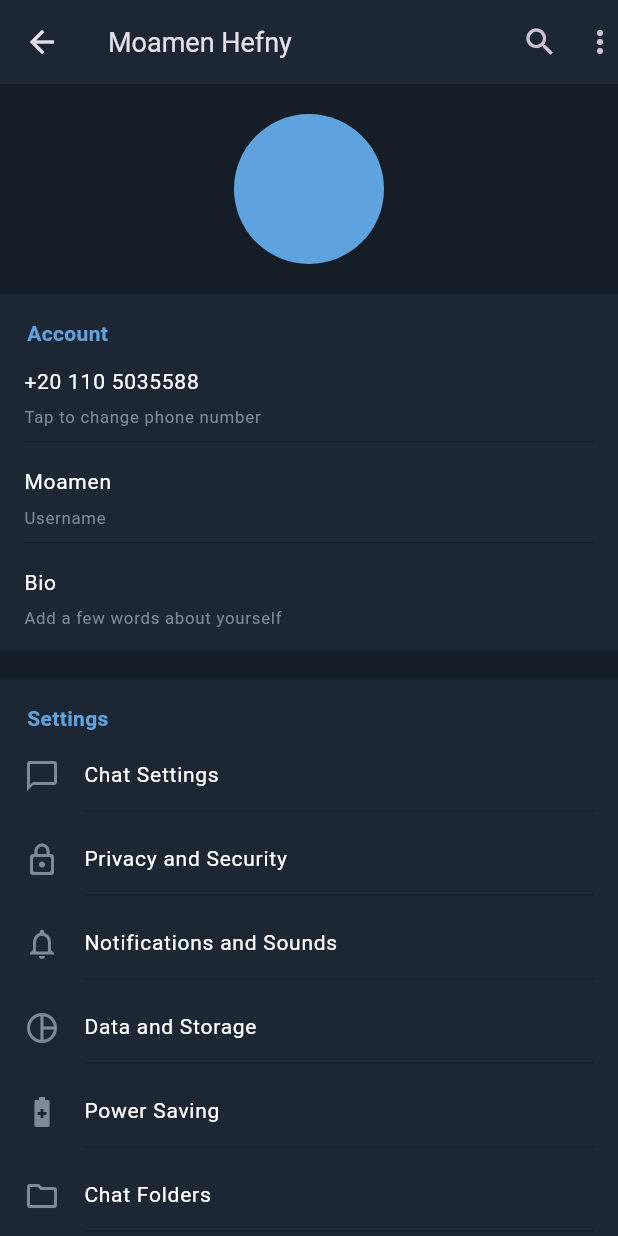
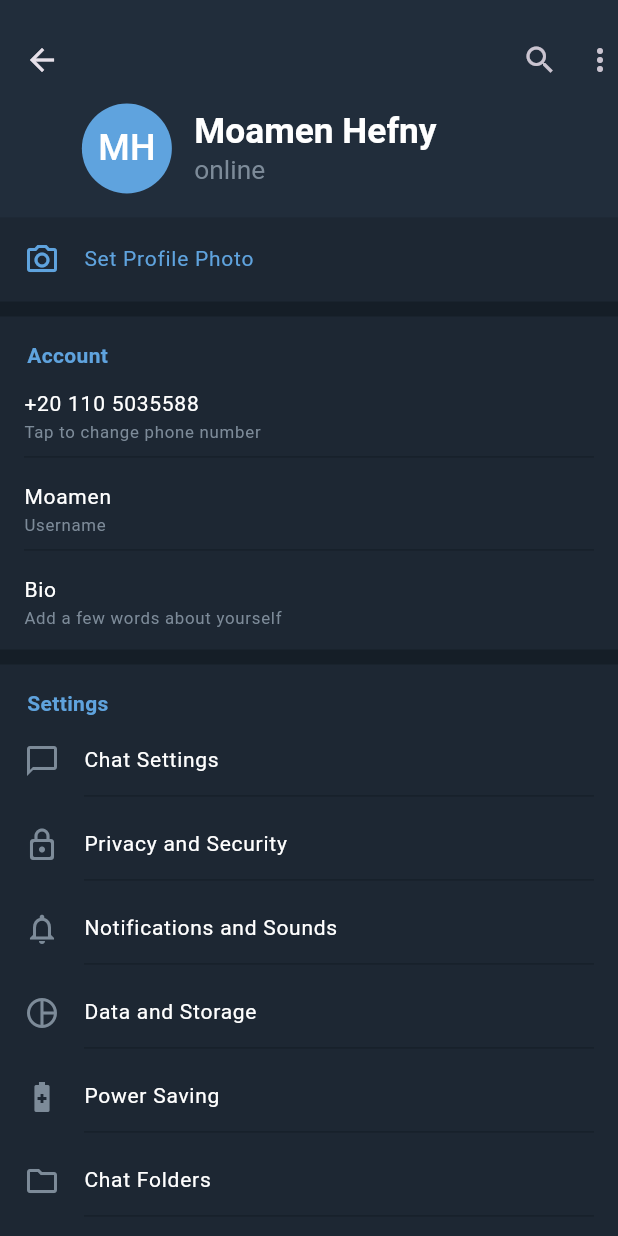
Before and after one commit to TelwareSW/telware_cross_platform, a Flutter app: the screen it shows after launch, on a phone screen of 412 x 824 dp. Run offline on Flutter 3.47's test engine with Material 3 defaults, Android fonts, the phone set to English and light mode, and no system bars; our stand-ins replace flutter_riverpod.

Commit message:
feat(user): add profile header with animation

```diff
--- a/lib/core/theme/dimensions.dart
+++ b/lib/core/theme/dimensions.dart
@@ -8,4 +8,5 @@ class Dimensions {
   static const double fontSizeSmall = 14;
   static const double fontSizeP = 16;
   static const double fontSizeTitle = 18;
+  static const double sectionGaps = 10;
 }
--- a/lib/core/theme/palette.dart
+++ b/lib/core/theme/palette.dart
@@ -4,6 +4,7 @@ class Palette {
   static const Color background = Color.fromRGBO(21, 30, 39, 1);
   static const Color primary = Color.fromRGBO(95, 163, 222, 1);
   static const Color secondary = Color.fromRGBO(29, 39, 51, 1);
+  static const Color trinary = Color.fromRGBO(33, 45, 59, 1.0);
   static const Color accent = Color.fromRGBO(110, 178, 239, 1);
   static const Color primaryText = Color.fromRGBO(255, 255, 255, 1);
   static const Color accentText = Color.fromRGBO(125, 139, 153, 1);
--- a/lib/features/auth/view/screens/privacy_and_security_screen.dart
+++ b/lib/features/auth/view/screens/privacy_and_security_screen.dart
@@ -1,5 +1,5 @@
 import 'package:flutter/material.dart';
-import 'package:telware_cross_platform/features/auth/view/widget/profile_section.dart';
+import 'package:telware_cross_platform/core/theme/dimensions.dart';
 import 'package:telware_cross_platform/features/auth/view/widget/settings_section.dart';
 import 'package:telware_cross_platform/features/auth/view/widget/toolbar_widget.dart';
 
@@ -72,7 +72,7 @@ class _PrivacySettingsScreen extends State<PrivacySettingsScreen> {
                     return  Column(
                       children: [
                         SettingsSection(title: title, settingsOptions: options, trailing: trailing,),
-                        const SizedBox(height: 20),
+                        const SizedBox(height: Dimensions.sectionGaps),
                       ],
                     );
                   }
--- a/lib/features/auth/view/screens/profile_info_screen.dart
+++ b/lib/features/auth/view/screens/profile_info_screen.dart
@@ -1,5 +1,5 @@
 import 'package:flutter/material.dart';
-import 'package:telware_cross_platform/core/theme/palette.dart';
+import 'package:telware_cross_platform/core/theme/dimensions.dart';
 import 'package:telware_cross_platform/features/auth/view/widget/settings_input_widget.dart';
 import 'package:telware_cross_platform/features/auth/view/widget/settings_section.dart';
 import 'package:telware_cross_platform/features/auth/view/widget/toolbar_widget.dart';
@@ -46,16 +46,16 @@ class _ProfileInfoScreen extends State<ProfileInfoScreen> {
           child: Column(
             children: [
               SettingsSection(title: "Your Name",
-                settingsOptions: [],
+                settingsOptions: const [],
                 actions: [
                   SettingsInputWidget(controller:_firstNameController),
                   SettingsInputWidget(controller:_secondNameController),
                 ],),
-              const SizedBox(height: 20),
+              const SizedBox(height: Dimensions.sectionGaps),
               const SettingsSection(title: "Your channel",
                 settingsOptions: [{"text": "Personal channel", "trailing": "Add"}],
               ),
-              const SizedBox(height: 20),
+              const SizedBox(height: Dimensions.sectionGaps),
               SettingsSection(title: "Your bio",
                 settingsOptions: const [],
                 actions: [
@@ -64,7 +64,7 @@ class _ProfileInfoScreen extends State<ProfileInfoScreen> {
                 ],
                 trailing: "You can add a few lines about yourself. Choose who can "
                     "see your bio in Settings",),
-              const SizedBox(height: 20),
+              const SizedBox(height: Dimensions.sectionGaps),
               const SettingsSection(title: "Your birthday",
                 settingsOptions: [{"text": "Date of birth", "trailing": "Add"}],
                 trailing: "Only your contacts can see your birthday. Change>",),
--- a/lib/features/auth/view/screens/settings_screen.dart
+++ b/lib/features/auth/view/screens/settings_screen.dart
@@ -1,5 +1,7 @@
 import 'package:flutter/material.dart';
-import 'package:telware_cross_platform/features/auth/view/widget/profile_section.dart';
+import 'package:telware_cross_platform/core/theme/dimensions.dart';
+import 'package:telware_cross_platform/core/theme/palette.dart';
+import 'package:telware_cross_platform/features/auth/view/widget/settings_option_widget.dart';
 import 'package:telware_cross_platform/features/auth/view/widget/settings_section.dart';
 
 class SettingsScreen extends StatefulWidget {
@@ -13,6 +15,7 @@ class SettingsScreen extends StatefulWidget {
 
 class _SettingsScreen extends State<SettingsScreen> {
   static const String fullName = "Moamen Hefny";
+
   static var user = {
     "phoneNumber": "+20 110 5035588",
     "username": "Moamen",
@@ -50,38 +53,154 @@ class _SettingsScreen extends State<SettingsScreen> {
   @override
   Widget build(BuildContext context) {
     return Scaffold(
-      appBar: AppBar(
+      body: CustomScrollView(
+        slivers: [
+          SliverAppBar(
+            expandedHeight: 145.0,
+            toolbarHeight: 80,
+            floating: false,
+            pinned: true,
             leading: const Icon(Icons.arrow_back),
-        title: const Text(fullName),
             actions: const [
               Icon(Icons.search),
               SizedBox(width: 16),
               Icon(Icons.more_vert),
             ],
+            flexibleSpace: LayoutBuilder(
+              builder: (context, constraints) {
+                double factor = _calculateFactor(constraints);
+                return FlexibleSpaceBar(
+                  title: _ProfileHeader(fullName: fullName, factor: factor),
+                  centerTitle: true,
+                  background: Container(
+                    alignment: Alignment.topLeft,
+                    color: Palette.trinary,
+                    padding: EdgeInsets.zero,
                   ),
-      body: SingleChildScrollView(
+                );
+              },
+            ),
+          ),
+          const SliverToBoxAdapter(
             child: Column(
               children: [
-            const SizedBox(height: 20),
-            const ProfileSection(),
-            ...List.generate(
-              profileSections.length,
-                (index) {
+                SettingsSection(
+                  settingsOptions: [],
+                  actions: [SettingsOptionWidget(
+                    icon: Icons.camera_alt_outlined,
+                    iconColor: Palette.primary,
+                    text: "Set Profile Photo",
+                    color: Palette.primary,
+                    showDivider: false,
+                  )
+                  ],
+                ),
+              ],
+            )
+          ),
+          SliverList(
+            delegate: SliverChildBuilderDelegate(
+                  (context, index) {
                 final section = profileSections[index];
                 final title = section["title"] ?? "";
                 final options = section["options"];
                 final trailing = section["trailing"] ?? "";
-                  return  Column(
+                return Column(
                   children: [
-                        const SizedBox(height: 20),
-                        SettingsSection(title: title, settingsOptions: options, trailing: trailing,)
+                    const SizedBox(height: Dimensions.sectionGaps),
+                    SettingsSection(
+                      title: title,
+                      settingsOptions: options,
+                      trailing: trailing,
+                    ),
                   ],
                 );
+              },
+              childCount: profileSections.length,
+            ),
+          ),
+          const SliverToBoxAdapter(
+            child: SizedBox(height: Dimensions.sectionGaps),
+          ),
+        ],
+      ),
+    );
   }
+
+  double _calculateFactor(BoxConstraints constraints) {
+    double maxExtent = 130.0;
+    double scrollOffset = constraints.maxHeight - kToolbarHeight;
+    double factor = scrollOffset > 0 ? (maxExtent - scrollOffset) / maxExtent * 90.0 : 60.0;
+    return factor.clamp(0, 90.0);
+  }
+}
+
+class _ProfileHeader extends StatelessWidget {
+  final String fullName;
+  final String? imagePath;
+  final double factor;
+
+  const _ProfileHeader({required this.fullName, this.imagePath, this.factor = 0});
+
+  String _getInitials(String name) {
+    List<String> nameParts = name.split(' ');
+    String initials = "";
+    if (nameParts.isNotEmpty) {
+      initials = nameParts[0][0];
+      if (nameParts.length > 1) {
+        initials += nameParts[1][0];
+      }
+    }
+    return initials.toUpperCase();
+  }
+
+  @override
+  Widget build(BuildContext context) {
+    return Padding(
+      padding: EdgeInsets.fromLTRB(factor, 0, 0, 0),
+        child: Row(
+      crossAxisAlignment: CrossAxisAlignment.center,
+      children: [
+        const SizedBox(width: 8),
+        CircleAvatar(
+          radius: 20,
+          backgroundImage: imagePath != null
+              ? AssetImage(imagePath!)
+              : null,
+          backgroundColor: imagePath == null ? Palette.primary : null,
+          child: imagePath == null
+              ? Text(
+            _getInitials(fullName),
+            style: const TextStyle(
+              fontWeight: FontWeight.w500,
+              color: Palette.primaryText,
             ),
-            const SizedBox(height: 20),
+          )
+              : null,
+        ),
+        const SizedBox(width: 10),
+        Column(
+          mainAxisSize: MainAxisSize.min,
+          crossAxisAlignment: CrossAxisAlignment.start,
+          children: [
+            Text(
+              fullName,
+              style: TextStyle(
+                fontSize: 14  + 6 * factor / 100,
+                fontWeight: FontWeight.bold,
+                color: Palette.primaryText,
+              ),
+            ),
+            Text(
+              "online",
+              style: TextStyle(
+                fontSize: 10  + 6 * factor / 100,
+                color: Palette.accentText,
+              ),
+            ),
           ],
         )
+      ],
         ),
     );
   }
--- a/lib/features/auth/view/widget/profile_section.dart
+++ /dev/null
@@ -1,22 +0,0 @@
-import 'package:flutter/material.dart';
-import 'package:telware_cross_platform/core/theme/palette.dart';
-import 'info_text_widget.dart';
-
-class ProfileSection extends StatelessWidget {
-  const ProfileSection({super.key});
-  static const String phoneNumber = '+20 11* *****88';
-  static const String username = 'None';
-  static const String bio = 'Bio';
-
-  @override
-  Widget build(BuildContext context) {
-    return const Column(
-      children: [
-        CircleAvatar(
-          radius: 50,
-          backgroundColor: Palette.primary,
-        ),
-      ],
-    );
-  }
-}
--- a/lib/features/auth/view/widget/settings_option_widget.dart
+++ b/lib/features/auth/view/widget/settings_option_widget.dart
@@ -46,7 +46,6 @@ class SettingsOptionWidget extends StatelessWidget {
                     children: [
                       Text(text, style: TextStyle(color: color, fontSize: fontSize),),
                       if (subtext != "") ...[
-                        const SizedBox(height: 5,),
                         Text(subtext, style: TextStyle(color: Palette.accentText, fontSize: fontSize*0.8))
                       ]
                     ]
```
Lines whose indentation alone changed are shown as unchanged.
